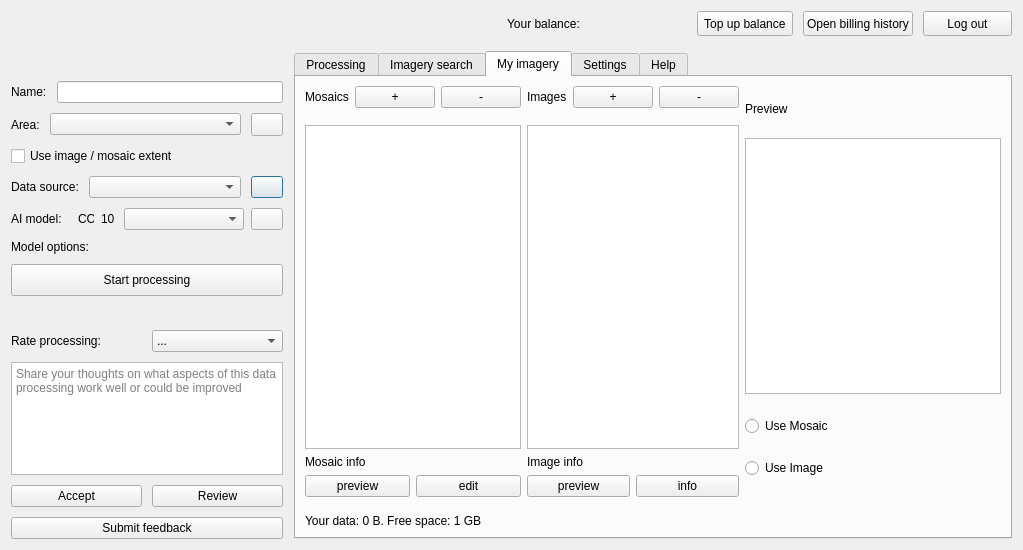
First picture: the form in mapflow/dialogs/static/ui/main_dialog.ui, repository Geoalert/mapflow-qgis, before the edit.
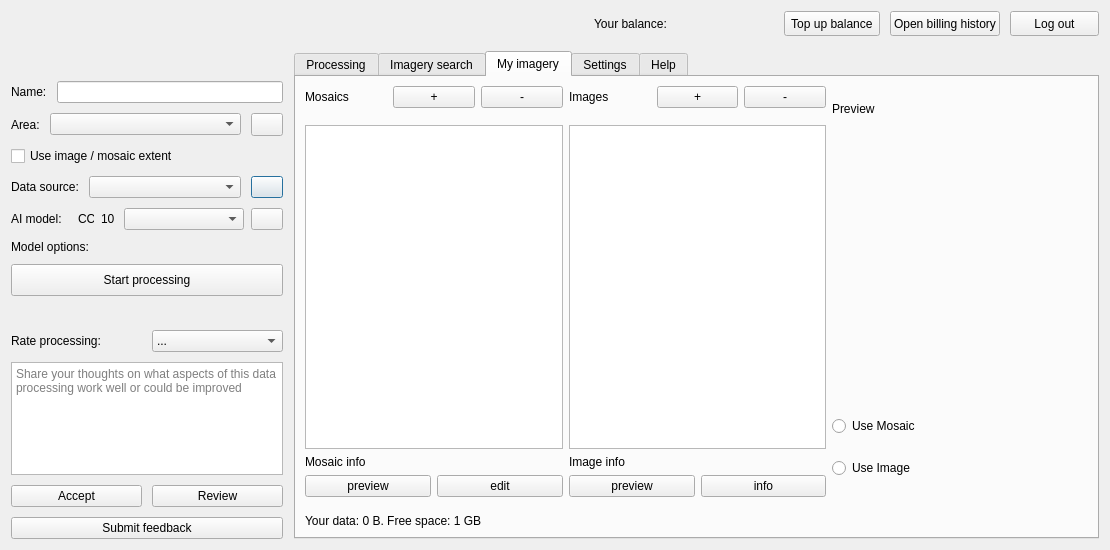
Second picture: the form after the edit. The open tabs and pages were chosen to show the change. Icons and pictures are not drawn. Custom widgets are drawn as their Qt base class.

Commit message: Small preview for selected image. QLabel instead of QGraphicsView

What changed in the file:
```diff
--- a/mapflow/dialogs/static/ui/main_dialog.ui
+++ b/mapflow/dialogs/static/ui/main_dialog.ui
@@ -6,7 +6,7 @@
    <rect>
     <x>0</x>
     <y>0</y>
-    <width>1019</width>
+    <width>1110</width>
     <height>550</height>
    </rect>
   </property>
@@ -1531,13 +1531,7 @@
                 </widget>
                </item>
                <item>
-                <widget class="QGraphicsView" name="imagePreview">
-                 <property name="sizePolicy">
-                  <sizepolicy hsizetype="Fixed" vsizetype="Fixed">
-                   <horstretch>0</horstretch>
-                   <verstretch>0</verstretch>
-                  </sizepolicy>
-                 </property>
+                <widget class="QLabel" name="imagePreview">
                  <property name="minimumSize">
                   <size>
                    <width>256</width>
@@ -1550,6 +1544,12 @@
                    <height>256</height>
                   </size>
                  </property>
+                 <property name="frameShape">
+                  <enum>QFrame::NoFrame</enum>
+                 </property>
+                 <property name="text">
+                  <string/>
+                 </property>
                 </widget>
                </item>
                <item>
```
Left out of the diff: 12 changed lines with no effect on the pictures. The commit also changes 2 other files.
